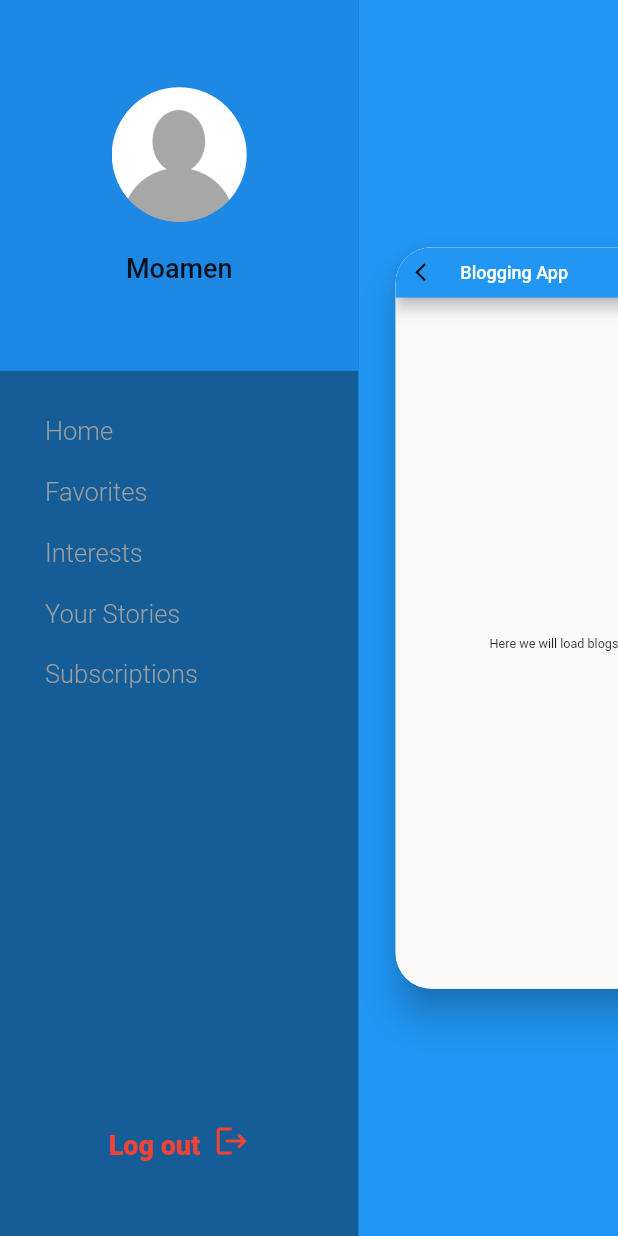
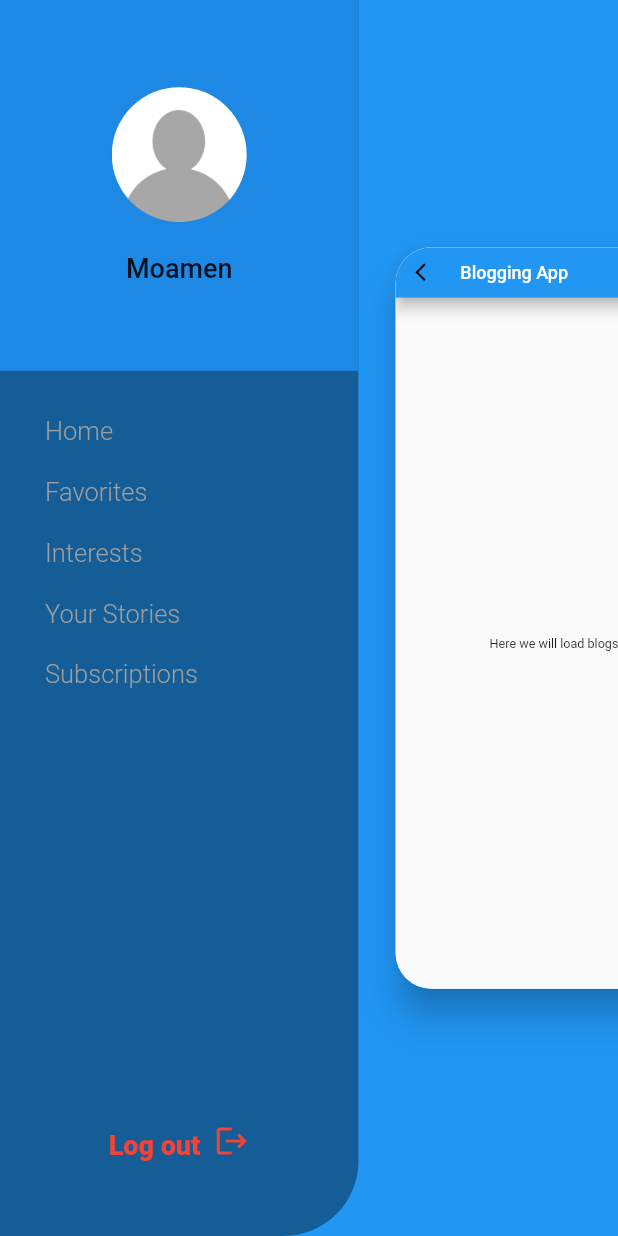
Before and after one commit to Himanshukhantwal97200/blogging-app, a Flutter app: the screen it shows once a user with an empty profile is signed in, after a tap on the "double arrow" icon, on a phone screen of 412 x 824 dp. Run offline on Flutter 3.47's test engine with Material 2 defaults, Android fonts, the phone set to English and light mode, and no system bars; our stand-ins replace firebase_auth, firebase_core, flutter_spinkit, image_picker, simple_animations, validators; missing offline and left inert: notus_plus, quill_delta_plus, quiver_hashcode, zefyr_plus; accounts and stored records are empty.

Commit message:
Update home.dart
made container's botton little curvy

```diff
--- a/lib/Screens/homeWithAnimatedDrawer/home.dart
+++ b/lib/Screens/homeWithAnimatedDrawer/home.dart
@@ -63,7 +63,11 @@ class _HomeState extends State<Home> with SingleTickerProviderStateMixin {
             alignment: Alignment.centerLeft,
             child: SafeArea(
               child: Container(
-                color: Colors.black38,
+                decoration: BoxDecoration(
+                  borderRadius:
+                      BorderRadius.only(bottomRight: Radius.circular(50)),
+                  color: Colors.black38,
+                ),
                 width: screenWidth * 0.58,
                 height: screenHeight,
                 child: Column(
```
